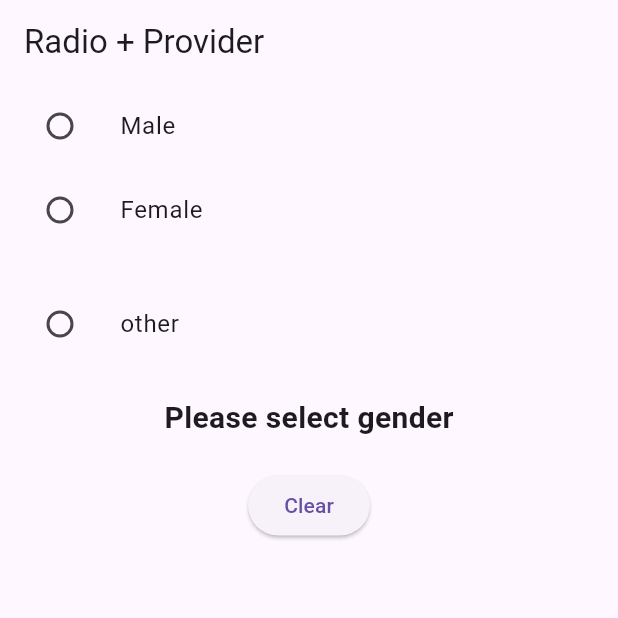
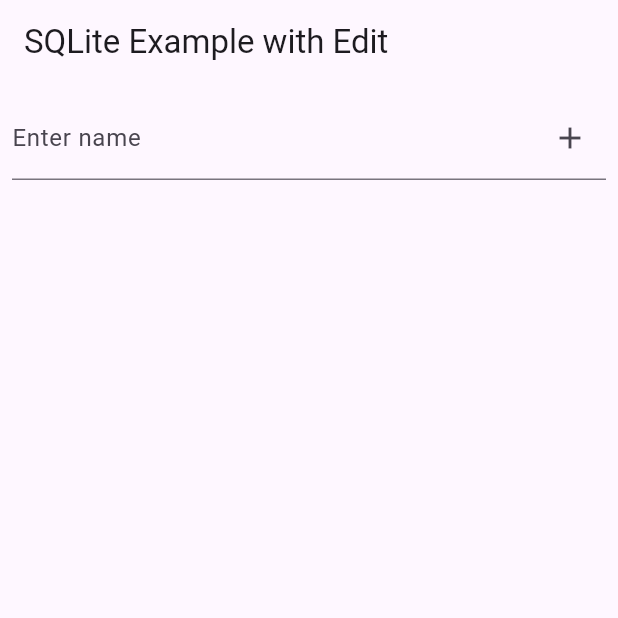
Before and after one commit to fanb1t/mobile-flutter, a Flutter app: the screen it shows after launch, on a phone screen of 412 x 824 dp, the top half of it. Run offline on Flutter 3.47's test engine with Material 3 defaults, Android fonts, the light colour scheme and no system bars; our stand-ins replace sqflite; accounts and stored records are empty.

Commit message:
first try sqlite

```diff
--- /dev/null
+++ b/lib/db_helper-1.dart
@@ -0,0 +1,52 @@
+import 'package:sqflite/sqflite.dart';
+import 'package:path/path.dart';
+
+class DBHelper {
+  static Database? _db;
+
+  /// Initialize the database (create/open)
+  static Future<Database> initDb() async {
+    if (_db != null) return _db!;
+    String path = join(await getDatabasesPath(), 'mydb.db');
+
+    // Open database and create if it doesn't exist
+    _db = await openDatabase(
+      path,
+      version: 1,
+      onCreate: (db, version) async {
+        await db.execute('''
+          CREATE TABLE users(
+            id INTEGER PRIMARY KEY AUTOINCREMENT,
+            name TEXT
+          )
+        ''');
+      },
+    );
+    return _db!;
+  }
+
+  /// Insert a new user into the database
+  static Future<int> insertUser(String name) async {
+    final db = await initDb();
+    return await db.insert('users', {'name': name});
+  }
+
+  /// Retrieve all users from the database
+  static Future<List<Map<String, dynamic>>> getUsers() async {
+    final db = await initDb();
+    return await db.query('users');
+  }
+
+  /// Delete a user by ID
+  static Future<int> deleteUser(int id) async {
+    final db = await initDb();
+    return await db.delete('users', where: 'id = ?', whereArgs: [id]);
+  }
+
+  /// Update a user's name by ID
+  static Future<int> updateUser(int id, String newName) async {
+    final db = await initDb();
+    return await db.update('users', {'name': newName},
+        where: 'id = ?', whereArgs: [id]);
+  }
+}
--- a/lib/main.dart
+++ b/lib/main.dart
@@ -1,96 +1,140 @@
 import 'package:flutter/material.dart';
-import 'package:provider/provider.dart';
+import 'db_helper-1.dart';
 
-// การแจ้งเตือน rpovider เมื่อมีการเปลี่ยนแปลงข้อมูลจากlogicคำนวณจะส่งแจ้งเตือน UI
 void main() {
-  runApp(
-    ChangeNotifierProvider(
-      create: (_) => GenderProvider(),
-      child: MyApp(),
-    ),
-  );
+  runApp(MyApp());
 }
 
-// Main app widget
 class MyApp extends StatelessWidget {
   @override
   Widget build(BuildContext context) {
     return MaterialApp(
-      title: 'Radio + Provider',
-      home: GenderScreen(),
+      home: UserPage(),
     );
   }
 }
 
-// State management class
-class GenderProvider with ChangeNotifier {
-  String? _selectedGender;
+class UserPage extends StatefulWidget {
+  @override
+  _UserPageState createState() => _UserPageState();
+}
 
-  String? get selectedGender => _selectedGender;
+class _UserPageState extends State<UserPage> {
+  final TextEditingController _controller = TextEditingController();
+  List<Map<String, dynamic>> _users = [];
 
-  void selectGender(String gender) {
-    _selectedGender = gender;
-    notifyListeners(); // ����� UI rebuild
+  @override
+  void initState() {
+    super.initState();
+    _loadUsers(); // Load existing users on startup
   }
 
-  void clearGender() {
-    _selectedGender = null;
-    notifyListeners();
+  /// Load all users from the database
+  Future<void> _loadUsers() async {
+    final data = await DBHelper.getUsers();
+    setState(() {
+      _users = data;
+    });
   }
-}
 
-// UI widget
-class GenderScreen extends StatelessWidget {
+  /// Add a new user to the database
+  Future<void> _addUser() async {
+    if (_controller.text.isNotEmpty) {
+      await DBHelper.insertUser(_controller.text);
+      _controller.clear();
+      _loadUsers();
+    }
+  }
+
+  /// Delete a user from the database
+  Future<void> _deleteUser(int id) async {
+    await DBHelper.deleteUser(id);
+    _loadUsers();
+  }
+
+  /// Show a dialog to edit user name
+  Future<void> _editUserDialog(int id, String currentName) async {
+    TextEditingController editController = TextEditingController(text: currentName);
+
+    await showDialog(
+      context: context,
+      builder: (context) {
+        return AlertDialog(
+          title: Text("Edit User"),
+          content: TextField(
+            controller: editController,
+            decoration: InputDecoration(labelText: "Enter new name"),
+          ),
+          actions: [
+            TextButton(
+              child: Text("Cancel"),
+              onPressed: () => Navigator.pop(context),
+            ),
+            ElevatedButton(
+              child: Text("Save"),
+              onPressed: () async {
+                if (editController.text.isNotEmpty) {
+                  await DBHelper.updateUser(id, editController.text);
+                  Navigator.pop(context);
+                  _loadUsers();
+                }
+              },
+            ),
+          ],
+        );
+      },
+    );
+  }
+
   @override
   Widget build(BuildContext context) {
-    final genderProvider = context.watch<GenderProvider>();  //  ที่สำคัญมีการสังเกตจาก  provider คำนวณ
-
     return Scaffold(
-      appBar: AppBar(title: Text('Radio + Provider')),
+      appBar: AppBar(title: Text('SQLite Example with Edit')),
       body: Column(
         children: [
-          ListTile(
-            title: Text("Male"),
-            leading: Radio<String>(
-              value: "Male",
-              groupValue: genderProvider.selectedGender,
-              onChanged: (value) {
-                genderProvider.selectGender(value!);
+          // Text input for adding a new user
+          Padding(
+            padding: EdgeInsets.all(8),
+            child: TextField(
+              controller: _controller,
+              decoration: InputDecoration(
+                labelText: 'Enter name',
+                suffixIcon: IconButton(
+                  icon: Icon(Icons.add),
+                  onPressed: _addUser,
+                ),
+              ),
+            ),
+          ),
+
+          // Display the list of users
+          Expanded(
+            child: ListView.builder(
+              itemCount: _users.length,
+              itemBuilder: (context, index) {
+                return ListTile(
+                  title: Text(_users[index]['name']),
+                  trailing: Row(
+                    mainAxisSize: MainAxisSize.min,
+                    children: [
+                      // Edit button
+                      IconButton(
+                        icon: Icon(Icons.edit, color: Colors.blue),
+                        onPressed: () => _editUserDialog(
+                          _users[index]['id'],
+                          _users[index]['name'],
+                        ),
+                      ),
+                      // Delete button
+                      IconButton(
+                        icon: Icon(Icons.delete, color: Colors.red),
+                        onPressed: () => _deleteUser(_users[index]['id']),
+                      ),
+                    ],
+                  ),
+                );
               },
             ),
-          ),
-          ListTile(
-            title: Text("Female"),
-            leading: Radio<String>(
-              value: "Female",
-              groupValue: genderProvider.selectedGender,
-              onChanged: (value) {
-                genderProvider.selectGender(value!);
-              },
-            ),
-          ),
-          SizedBox(height: 20),
-          ListTile(
-            title: Text("other"),
-            leading: Radio<String>(
-              value: "other",
-              groupValue: genderProvider.selectedGender,
-              onChanged: (value) {
-                genderProvider.selectGender(value!);
-              },
-            ),
-          ),
-          SizedBox(height: 20),
-          Text(
-            genderProvider.selectedGender == null
-                ? "Please select gender"
-                : "You selected: ${genderProvider.selectedGender}",
-            style: TextStyle(fontSize: 20, fontWeight: FontWeight.bold),
-          ),
-          SizedBox(height: 20),
-          ElevatedButton(
-            onPressed: () => genderProvider.clearGender(),
-            child: Text("Clear"),
           ),
         ],
       ),
--- a/pubspec.yaml
+++ b/pubspec.yaml
@@ -9,7 +9,8 @@
 dependencies:
   flutter:
     sdk: flutter
-  provider: ^6.1.5
+  path: ^1.9.0
+  sqflite: ^2.3.0
 
 
 dev_dependencies:
```
Also changed, not shown: pubspec.lock, 1 other file.
